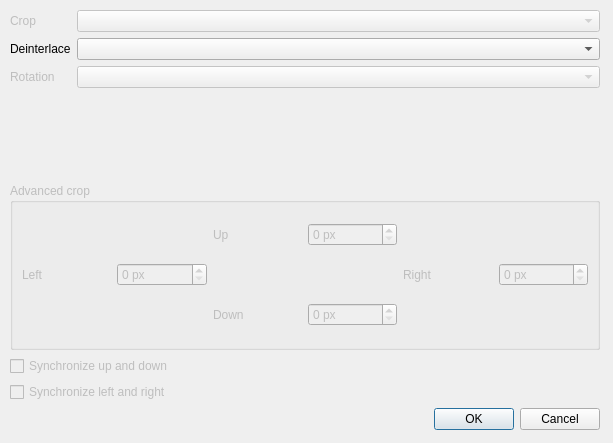
The window that src/advancedpicturesettingswindow.ui (cinemaouvert/OPP) describes before a commit, drawn with Qt 5.
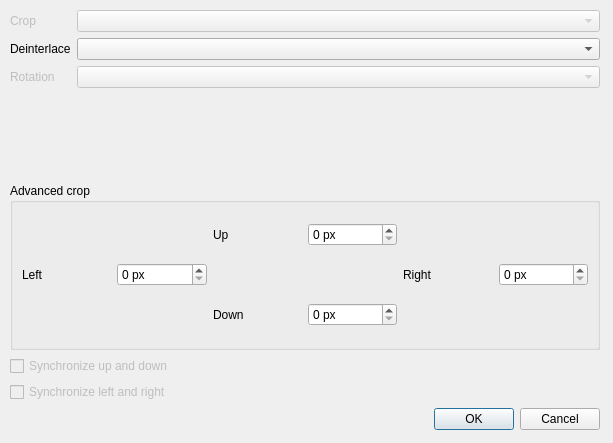
The same window after the commit.

Diff of the .ui file:
```diff
--- a/src/advancedpicturesettingswindow.ui
+++ b/src/advancedpicturesettingswindow.ui
@@ -80,7 +80,7 @@
     <item>
      <widget class="QGroupBox" name="gridGroupBox">
       <property name="enabled">
-       <bool>false</bool>
+       <bool>true</bool>
       </property>
       <property name="locale">
        <locale language="English" country="UnitedStates"/>
```
